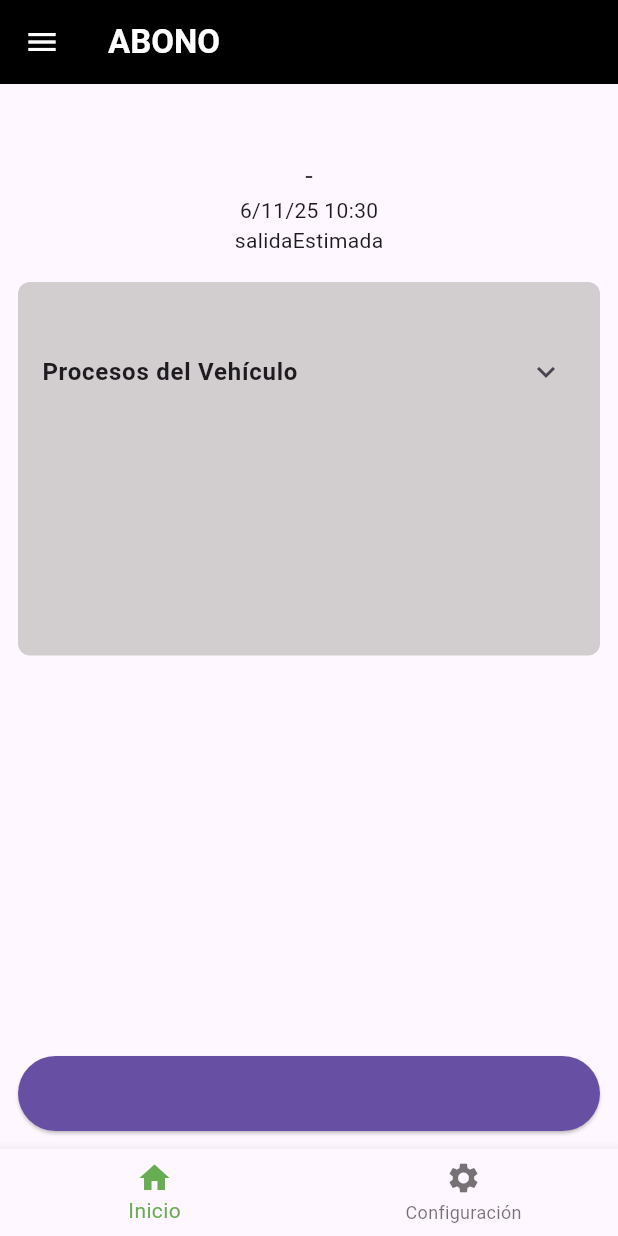
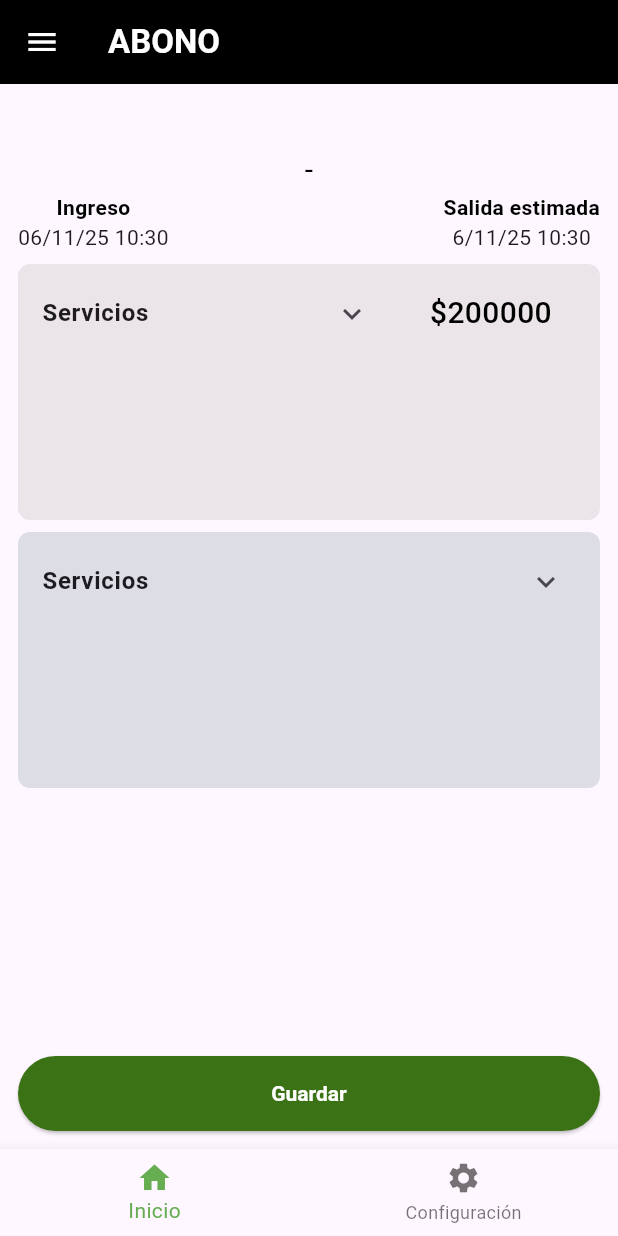
Before and after one commit to JuanRMSitemas/TalleresRmSoft, a Flutter app: the AbonoScreen screen opened directly with empty values, on a phone screen of 412 x 824 dp. Run offline on Flutter 3.47's test engine with Material 3 defaults, Android fonts, the phone set to English and light mode, and no system bars; our stand-ins replace flutter_dotenv.

Commit message:
Cambios enfocados en abonos y estilos agregados

```diff
--- a/lib/desing/buttons.dart
+++ b/lib/desing/buttons.dart
@@ -1,4 +1,5 @@
 import 'package:flutter/material.dart';
+import 'app_colors.dart';
 
 class Buttons extends StatelessWidget {
   final String text;
@@ -18,7 +19,11 @@ class Buttons extends StatelessWidget {
       width: double.infinity,
       child: ElevatedButton(
         style: ElevatedButton.styleFrom(
-          backgroundColor: color ?? Theme.of(context).primaryColor,
+          backgroundColor: AppColors.BackgroundButton,
+          foregroundColor: AppColors.BackgrounLight,
+          textStyle: TextStyle(
+            fontWeight: FontWeight.bold,
+          ),
         ),
         onPressed: onPressed,
         child: Text(text),
--- a/lib/desing/text_style.dart
+++ b/lib/desing/text_style.dart
@@ -4,7 +4,11 @@ import 'package:flutter/services.dart';
 
 class TextStyles {
   static const TextStyle bodyText = TextStyle(color: Color.fromARGB(255, 63, 63, 66), fontSize: 18);
-  static const TextStyle h1 = TextStyle(color: Colors.black, fontSize: 25, fontWeight: FontWeight.bold);
+  static const TextStyle h1 = TextStyle(color: Colors.black, fontSize: 22, fontWeight: FontWeight.bold);
+  static const TextStyle h2 = TextStyle(color: Colors.black, fontSize: 20, fontWeight: FontWeight.w500);
+  static const TextStyle h3 = TextStyle(color: Colors.black, fontSize: 20, fontWeight: FontWeight.w400);
+  static const TextStyle h4 = TextStyle(color: Colors.black, fontSize: 14, fontWeight: FontWeight.w600);
+
 }
 
 
--- a/lib/features/vehiculos/presentation/home_page.dart
+++ b/lib/features/vehiculos/presentation/home_page.dart
@@ -108,6 +108,7 @@ class VehiculosScreenState extends State<VehiculosScreen> {
                     : List.generate(_vehiculos.length, (index) {
                       final transporte = _vehiculos[index];
                        final ordenVehi = _orden[index];
+                       final clienteV = _cliente[index];
 
                       return DataRow(
                         cells: [
@@ -147,7 +148,7 @@ class VehiculosScreenState extends State<VehiculosScreen> {
                               onSelected: (value) {
                                 final rutas = {
                                   'Abonar': AbonoScreen(
-                                    nombre: 'Pedro A.',
+                                    nombre: clienteV.nombre,
                                     vehiculo: transporte.tipo,
                                     ingreso: ordenVehi.fechaIngreso,
                                     salidaEstimada: ordenVehi.posibleEntrega,
--- a/lib/features/vehiculos/presentation/screens/abono_vehiculo.dart
+++ b/lib/features/vehiculos/presentation/screens/abono_vehiculo.dart
@@ -1,10 +1,11 @@
  import 'package:flutter/material.dart';
 import 'package:talleres/core/widgets/custom_scaffold.dart';
-import 'package:talleres/desing/app_colors.dart';
 import 'package:talleres/desing/text_style.dart';
 import 'package:talleres/desing/buttons.dart';
-import 'package:talleres/features/vehiculos/domain/vehiculo.dart';
 import 'package:talleres/desing/date_extensions.dart';
+//import 'package:talleres/features/vehiculos/domain/vehiculo.dart';
+//import 'package:talleres/desing/app_colors.dart';
+import 'package:intl/intl.dart';
 
 
 class AbonoScreen extends StatelessWidget {
@@ -20,9 +21,9 @@ class AbonoScreen extends StatelessWidget {
     super.key,
     required this.nombre,
     required this.vehiculo,
+    required this.placa,
     required this.ingreso,
     required this.salidaEstimada,
-    required this.placa,
     required this.procesos,
     required this.metodoPago});
 
@@ -41,6 +42,7 @@ class AbonoScreen extends StatelessWidget {
   }
 
   Padding datosCliente() {
+    final double valorTotal = 200000; //Valoor de los procesos
     return Padding(
       padding: const EdgeInsets.all(12.0),
       child: Column(
@@ -49,56 +51,139 @@ class AbonoScreen extends StatelessWidget {
           Text( nombre, //nombre que se ingresa en el formulario
             style:  TextStyles.h1
           ),
-          Text("$vehiculo - $placa", //vehicuolo y placa
-          style: TextStyles.bodyText ),
           Text(
-            formatFecha(DateTime.now()), //guarda la fecha de ingreso en .fechaIngreso
-            overflow: TextOverflow.ellipsis,
-            maxLines: 1,
+            "$vehiculo - $placa", //vehicuolo y placa
+            style: TextStyles.h3,
           ),
-          Text(
-            'salidaEstimada'
+
+          //Fechas de ingreso y estimado de salida -----------------------------
+          Row(
+            mainAxisAlignment: MainAxisAlignment.spaceBetween,
+            children: [
+              Column(
+                mainAxisAlignment: MainAxisAlignment.start,
+                children: [const Text(
+                  "Ingreso",
+                  style: TextStyles.h4
+                ),
+                Text(
+                  DateFormat('dd/MM/yy HH:mm').format(ingreso ?? DateTime.now()), //guarda la fecha de ingreso en .fechaIngreso
+                ),
+              ]),
+              Column(
+                mainAxisAlignment: MainAxisAlignment.end,
+                children: [const Text(
+                  "Salida estimada",
+                  style: TextStyles.h4
+                ),
+                Text(
+                  formatFecha(salidaEstimada), //guarda la fecha de ingreso en .fechaIngreso
+                ),
+              ]),
+            ]
           ),
-          //Text(tra),
+
+          //Recuadro con servicios -------------
           Expanded( // cuerpo de recuadro
             child: Padding(
-              padding: const EdgeInsets.only(top: 18),
+              padding: const EdgeInsets.only(top: 8),
               child: Container(
                 width: double.infinity,
                 height: double.infinity,
                 decoration: BoxDecoration(
-                  color: const Color.fromARGB(108, 150, 148, 142),
+                  color: const Color.fromARGB(57, 167, 164, 157),
                   borderRadius: BorderRadius.circular(8),
                 ),
                 child: SingleChildScrollView(
                   child: Column(
-                    children: [ Text(nombre),
+                    children: [
+                      const SizedBox(height: 4),
+                      //fila principal servicios + valor
+                      Row(
+                        mainAxisAlignment: MainAxisAlignment.spaceBetween,
+                        children: [
+                           // Columna izquierda: Servicios expandibles
+                          Expanded(
+                            flex: 2,
+                            child: ExpansionTile(
+                              title: const Text(
+                                'Servicios',
+                                style: TextStyle(
+                                  fontWeight: FontWeight.bold,
+                                  fontSize: 16,
+                                ),
+                              ),
+                              children: const [
+                                ListTile(
+                                  title: Text('Diagnóstico'),
+                                ),
+                              ],
+                            ),
+                          ),
 
-                      const SizedBox(height: 10),
-
-                      // Listado plegable
-                      ExpansionTile(
-                        title: const Text(
-                          'Procesos del Vehículo',
-                          style: TextStyle(fontWeight: FontWeight.bold),
-                        ),
-                        children: const [
-                          ListTile(
-                            leading: Icon(Icons.build),
-                            title: Text('Diagnóstico'),
-                            subtitle: Text('Revisión inicial del vehículo'),
-                          ),
-                          ListTile(
-                            leading: Icon(Icons.settings),
-                            title: Text('Reparación'),
-                            subtitle: Text('Procedimientos mecánicos y técnicos'),
-                          ),
-                          ListTile(
-                            leading: Icon(Icons.check_circle),
-                            title: Text('Entrega'),
-                            subtitle: Text('Vehículo listo para recoger'),
+                          // Columna derecha: valor total
+                          Expanded(
+                            flex: 1,
+                            child: Padding(
+                              padding: const EdgeInsets.only(right: 16),
+                              child: Text(
+                                '\$${valorTotal.toStringAsFixed(0)}',
+                                textAlign: TextAlign.center,
+                                style: TextStyles.h2,
+                              ),
+                            ),
                           ),
                         ],
+                      )
+                    ],
+                  ),
+                ),
+              ),
+            ),
+          ),
+          Expanded( // cuerpo de recuadro con metodos de pago
+            child: Padding(
+              padding: const EdgeInsets.only(top: 8),
+              child: Container(
+                width: double.infinity,
+                height: double.infinity,
+                decoration: BoxDecoration(
+                  color: const Color.fromARGB(110, 176, 187, 194),
+                  borderRadius: BorderRadius.circular(8),
+                ),
+                child: SingleChildScrollView(
+                  child: Column(
+                    children: [
+                      const SizedBox(height: 4),
+                      //fila principal servicios + valor
+                      Row(
+                        mainAxisAlignment: MainAxisAlignment.spaceBetween,
+                        children: [
+                           // Columna izquierda: Servicios expandibles
+                          Expanded(
+                            flex: 2,
+                            child: ExpansionTile(
+                              title: const Text(
+                                'Servicios',
+                                style: TextStyle(
+                                  fontWeight: FontWeight.bold,
+                                  fontSize: 16,
+                                ),
+                              ),
+                              children: const [
+                                ListTile(
+                                  title: Text('Diagnóstico'),
+                                ),
+                              ],
+                            ),
+                          ),
+                        ],
+                      ),
+                      Row(
+                        children: [
+
+                        ],
+
                       ),
                     ],
                   ),
```
